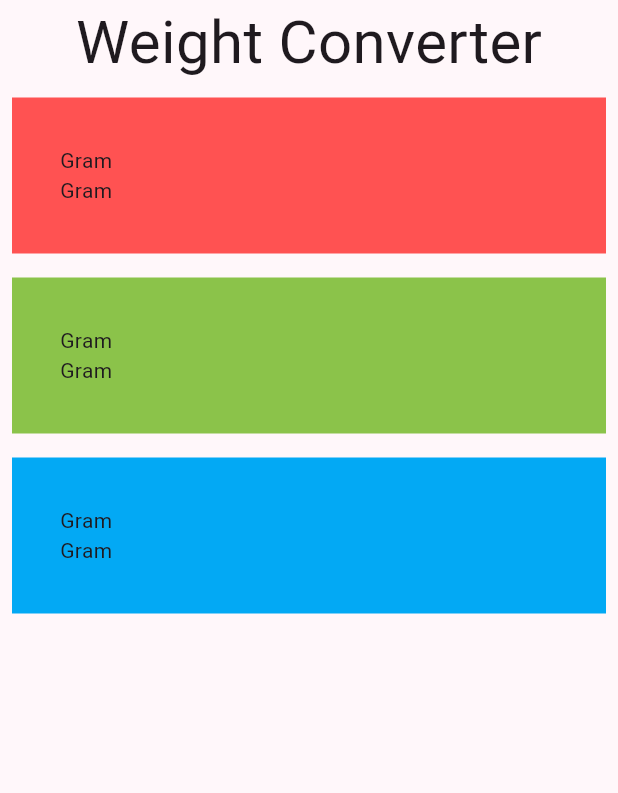
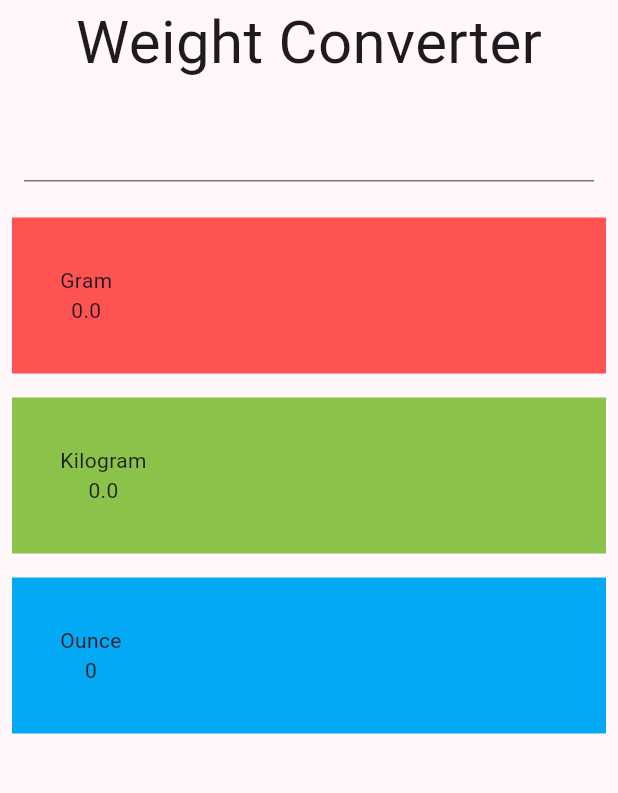
Before and after one commit to systemry420/flutter_apps, a Flutter app: the screen it shows after launch, on a phone screen of 412 x 824 dp, the part 84-877 px from its top. Run offline on Flutter 3.47's test engine with Material 3 defaults, Android fonts, the phone set to English and light mode, and no system bars.

```diff
--- a/lib/WeightConverter.dart
+++ b/lib/WeightConverter.dart
@@ -8,11 +8,26 @@ class WeightConverter extends StatefulWidget {
 }
 
 class _WeightConverterState extends State<WeightConverter> {
+  int number = 0;
   @override
   Widget build(BuildContext context) {
     return Column(
       children: [
         Text('Weight Converter', style: TextStyle(fontSize: 40),),
+        Padding(
+          padding: const EdgeInsets.all(16.0),
+          child: TextField(
+              keyboardType: TextInputType.number,
+              onChanged: (value) {
+                setState(() {
+                  if(value == '') {
+                    number = 0;
+                  } else {
+                    number = int.parse(value);
+                  }
+                });
+          }),
+        ),
         Padding(
           padding: const EdgeInsets.all(8.0),
           child: Row(
@@ -27,7 +42,7 @@ class _WeightConverterState extends State<WeightConverter> {
                     child: Column(
                       children: [
                         Text('Gram'),
-                        Text('Gram'),
+                        Text('${number / 0.0022046}'),
                       ],
                     ),
                   ),
@@ -49,8 +64,8 @@ class _WeightConverterState extends State<WeightConverter> {
                     padding: const EdgeInsets.all(32.0),
                     child: Column(
                       children: [
-                        Text('Gram'),
-                        Text('Gram'),
+                        Text('Kilogram'),
+                        Text('${number / 2.2046}'),
                       ],
                     ),
                   ),
@@ -72,8 +87,8 @@ class _WeightConverterState extends State<WeightConverter> {
                     padding: const EdgeInsets.all(32.0),
                     child: Column(
                       children: [
-                        Text('Gram'),
-                        Text('Gram'),
+                        Text('Ounce'),
+                        Text('${number * 16}'),
                       ],
                     ),
                   ),
```
